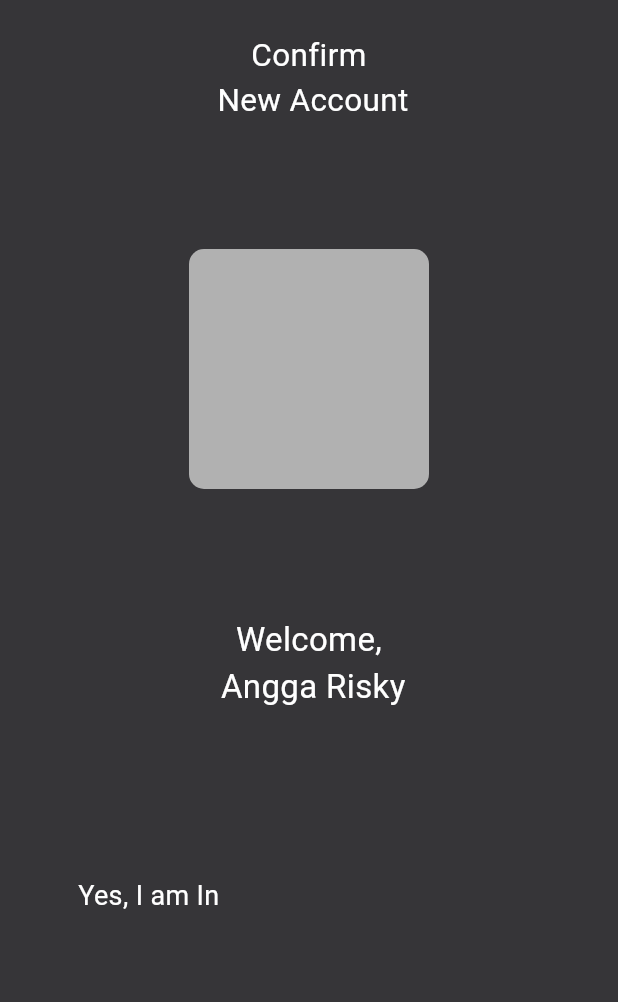
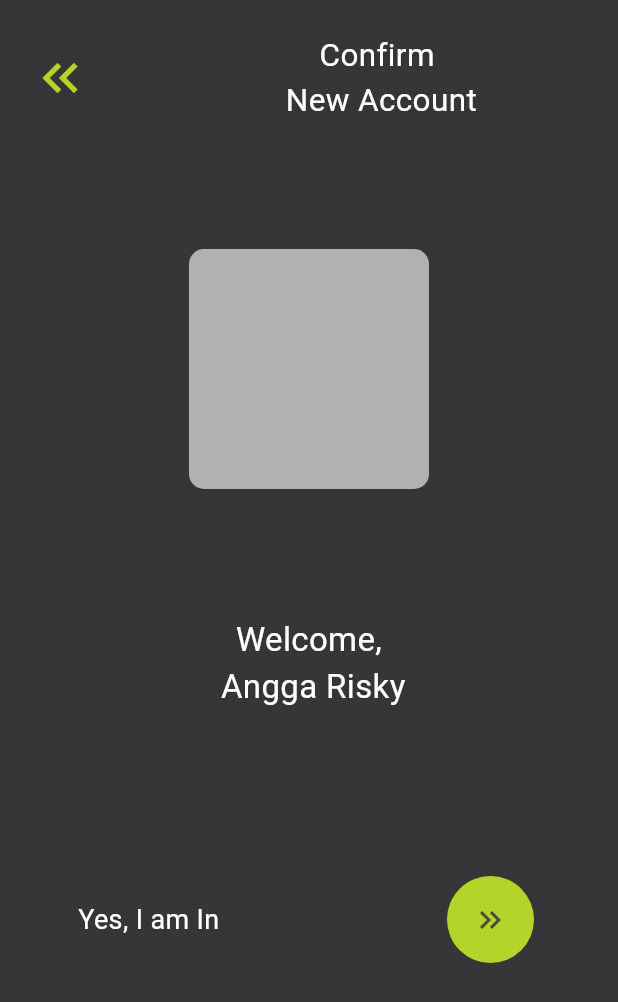
Before and after one commit to shafiraoctafia/FLUTIX_UTS, a Flutter app: the ConfirAccount screen opened directly, on a phone screen of 412 x 824 dp. Shown: the top 1002 px of the screen. Run offline on Flutter 3.47's test engine with Material 3 defaults, Android fonts, the phone set to English and light mode, and no system bars; our stand-ins replace carousel_slider, dotted_line, draggable_home, firebase_core, google_fonts; accounts and stored records are empty; Roboto replaces fonts that are missing (Poppins).

Commit message:
update tampilan

```diff
--- a/flutix/lib/screens/confir_account_page.dart
+++ b/flutix/lib/screens/confir_account_page.dart
@@ -1,3 +1,5 @@
+import 'package:flutix/screens/user_profiling_page.dart';
+import 'package:flutix/widgets/app_nav.dart';
 import 'package:flutter/material.dart';
 
 class ConfirAccount extends StatelessWidget {
@@ -10,18 +12,33 @@ class ConfirAccount extends StatelessWidget {
       body: ListView(
         children: [
           SizedBox(height: 22),
-          Column(
+          Row(
             children: [
-              Container(
-                child: Center(
+              SizedBox(
+                width: 20,
+              ),
+              GestureDetector(
+                child: Icon(
+                  Icons.keyboard_double_arrow_left_outlined,
+                  color: Color.fromARGB(255, 180, 212, 41),
+                  size: 40,
+                ),
+                onTap: () {
+                  Navigator.push(
+                    context,
+                    MaterialPageRoute(builder: (context) => User_Profiling()),
+                  );
+                },
+              ),
+               SizedBox(width: 125),
+              Center(
                 child: Text('Confirm\n New Account',
                     textAlign: TextAlign.center,
                     style: TextStyle(
                         color: Colors.white,
                         fontSize: 21,
                         fontFamily: 'Poppins')),
-                ),
-              ),
+              )
             ],
           ),
           Padding(
@@ -64,6 +81,9 @@ class ConfirAccount extends StatelessWidget {
             ],
           ),
           SizedBox(height: 111),
+          Row(
+            mainAxisAlignment: MainAxisAlignment.spaceBetween,
+            children: [
               Container(
                 padding: EdgeInsets.only(left: 52),
                 child: Text(
@@ -74,7 +94,31 @@ class ConfirAccount extends StatelessWidget {
                     fontFamily: 'Poppins',
                   ),
                 ),
-                )
+              ),
+              //  Spacer(),
+              SizedBox(
+                width: 85,
+              ),
+              Container(
+                  margin: EdgeInsets.only(right: 56),
+                  width: 58,
+                  height: 58,
+                  decoration: ShapeDecoration(
+                    color: Color.fromARGB(255, 180, 212, 41),
+                    shape: OvalBorder(),
+                  ),
+                  child: IconButton(
+                      onPressed: () {
+                        Navigator.push(
+                          context,
+                          MaterialPageRoute(builder: (context) => App_Nav()),
+                        );
+                      },
+                      icon: Icon(
+                        Icons.keyboard_double_arrow_right_outlined,
+                      )))
+            ],
+          ),
         ],
       ),
     );
--- a/flutix/lib/screens/sign_in.dart
+++ b/flutix/lib/screens/sign_in.dart
@@ -122,6 +122,7 @@ class _Sign_InState extends State<Sign_In> {
                   ),
                   SizedBox(height: 54),
                   Row(
+                    mainAxisAlignment: MainAxisAlignment.spaceBetween,
                     children: [
                       Container(
                         padding: EdgeInsets.only(left: 20),
@@ -134,8 +135,10 @@ class _Sign_InState extends State<Sign_In> {
                           ),
                         ),
                       ),
+                       Spacer(),
                       SizedBox(width: 85,),
                       Container(
+                        margin: EdgeInsets.only(right: 56),
                           width: 58,
                           height: 58,
                           decoration: ShapeDecoration(
```
Also changed, not shown: flutix/lib/screens/sign_up.dart (+26 -8 lines), flutix/lib/screens/user_profiling_page.dart (+62 -14 lines). Lines whose indentation alone changed are shown as unchanged.
